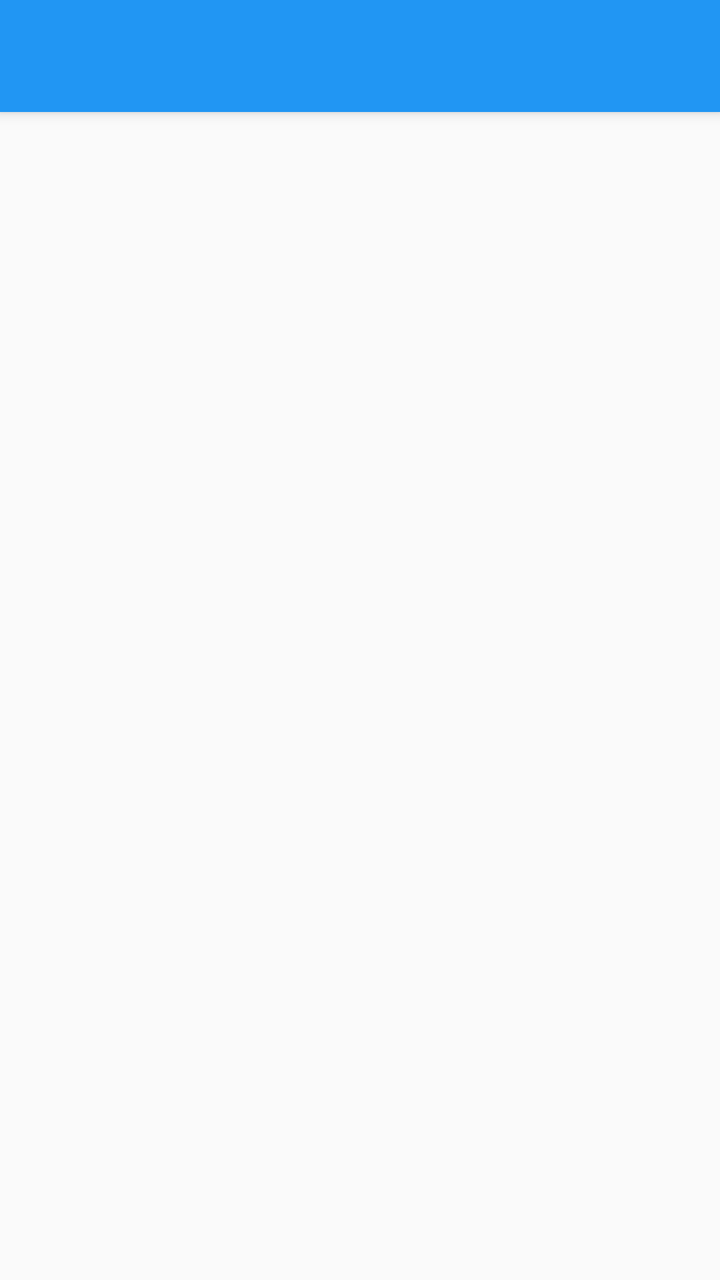
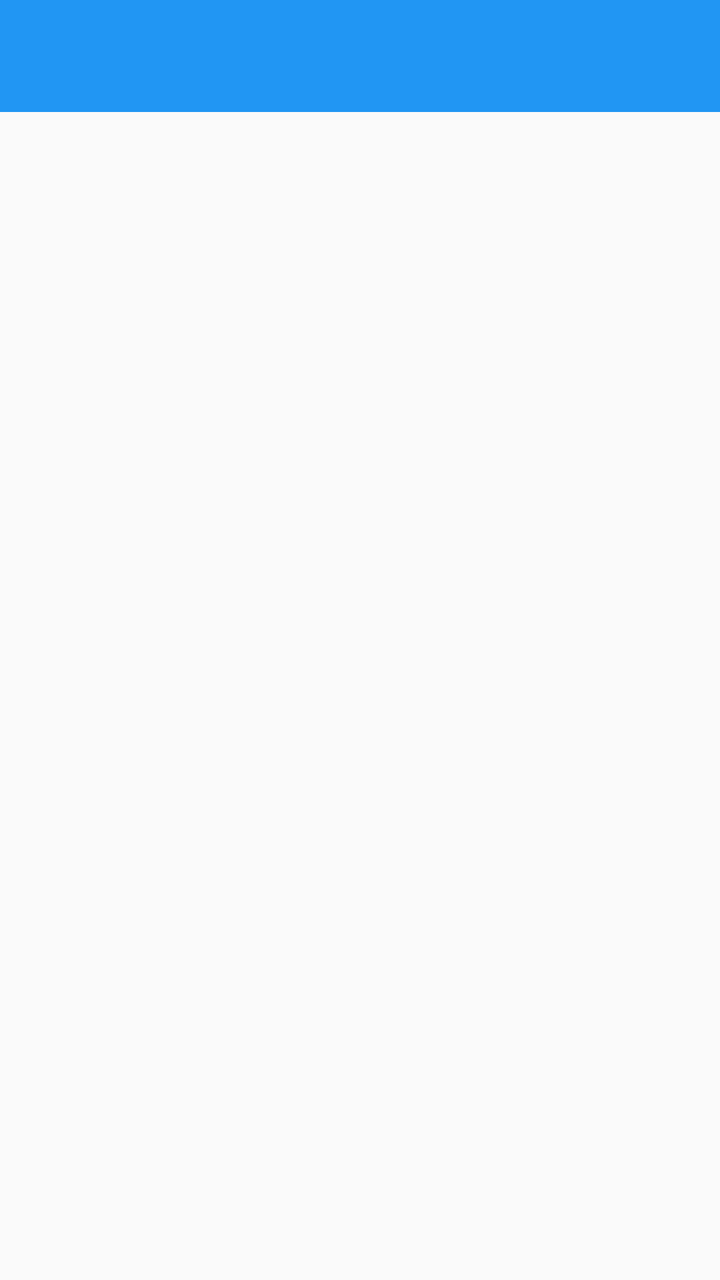

The first picture is an Android layout as it rendered before a commit; the second is the same layout after the commit. The layout source and the unified diff follow.
<!-- AndroidManifest.xml: application theme Theme.DSub2000.Light -->
<!-- res/layout/settings_activity.xml -->
<LinearLayout xmlns:android="http://schemas.android.com/apk/res/android"
			  xmlns:app="http://schemas.android.com/apk/res-auto"
	android:layout_width="match_parent"
	android:layout_height="match_parent"
	android:orientation="vertical">

	<androidx.appcompat.widget.Toolbar
		android:id="@+id/main_toolbar"
		android:layout_height="?attr/actionBarSize"
		android:layout_width="match_parent"
		android:background="?attr/actionbarBackgroundColor"
		android:elevation="4dp"
		android:theme="?attr/actionbarThemeStyle"
		app:popupTheme="?attr/actionbarPopupStyle"/>

	<FrameLayout
		android:id="@+id/fragment_container"
		android:layout_width="match_parent"
		android:layout_height="0dp"
		android:layout_weight="1"/>
</LinearLayout>
<!-- resources referenced by this layout -->
<resources>
  <style name="Theme.DSub2000.Light" parent="Theme.DSub2000.Light.Base">
  	</style>
  <color name="lightElement">#A0000000</color>
  <color name="darkElement">#F8F8F8</color>
  <!-- drawable media_backward (drawable) -->
  <vector android:height="24dp"
      android:viewportHeight="24.0" android:viewportWidth="24.0"
      android:width="24dp" xmlns:android="http://schemas.android.com/apk/res/android">
      <path android:fillColor="?attr/element_color" android:pathData="M6,6h2v12L6,18zM9.5,12l8.5,6L18,6z"/>
  </vector>
  <!-- drawable media_forward (drawable) -->
  <vector android:height="24dp"
      android:viewportHeight="24.0" android:viewportWidth="24.0"
      android:width="24dp" xmlns:android="http://schemas.android.com/apk/res/android">
      <path android:fillColor="?attr/element_color" android:pathData="M6,18l8.5,-6L6,6v12zM16,6v12h2V6h-2z"/>
  </vector>
  <!-- drawable media_pause (drawable) -->
  <vector android:height="24dp"
      android:viewportHeight="24.0" android:viewportWidth="24.0"
      android:width="24dp" xmlns:android="http://schemas.android.com/apk/res/android">
      <path android:fillColor="?attr/element_color" android:pathData="M6,19h4L10,5L6,5v14zM14,5v14h4L18,5h-4z"/>
  </vector>
  <!-- drawable media_start (drawable) -->
  <vector android:height="24dp"
      android:viewportHeight="24.0" android:viewportWidth="24.0"
      android:width="24dp" xmlns:android="http://schemas.android.com/apk/res/android">
      <path android:fillColor="?attr/element_color" android:pathData="M8,5v14l11,-7z"/>
  </vector>
  <!-- drawable media_stop (drawable) -->
  <vector android:height="24dp"
      android:viewportHeight="24.0" android:viewportWidth="24.0"
      android:width="24dp" xmlns:android="http://schemas.android.com/apk/res/android">
      <path android:fillColor="?attr/element_color" android:pathData="M6,6h12v12H6z"/>
  </vector>
  <!-- drawable actionbar_media_start (drawable) -->
  <vector android:height="24dp"
      android:viewportHeight="24.0" android:viewportWidth="24.0"
      android:width="24dp" xmlns:android="http://schemas.android.com/apk/res/android">
      <path android:fillColor="?attr/actionbar_element_color" android:pathData="M8,5v14l11,-7z"/>
  </vector>
  <!-- drawable actionbar_media_stop (drawable) -->
  <vector android:height="24dp"
      android:viewportHeight="24.0" android:viewportWidth="24.0"
      android:width="24dp" xmlns:android="http://schemas.android.com/apk/res/android">
      <path android:fillColor="?attr/actionbar_element_color" android:pathData="M6,6h12v12H6z"/>
  </vector>
  <!-- drawable ic_menu_chat_send (drawable) -->
  <vector android:height="24dp"
      android:viewportHeight="24.0" android:viewportWidth="24.0"
      android:width="24dp" xmlns:android="http://schemas.android.com/apk/res/android">
      <path android:fillColor="?attr/element_color" android:pathData="M2.01,21L23,12 2.01,3 2,10l15,2 -15,2z"/>
  </vector>
  <!-- drawable ic_action_add (drawable) -->
  <vector android:height="24dp" 
      android:viewportHeight="24.0" android:viewportWidth="24.0"
      android:width="24dp" xmlns:android="http://schemas.android.com/apk/res/android">
      <path android:fillColor="?attr/element_color" android:pathData="M19,13h-6v6h-2v-6H5v-2h6V5h2v6h6v2z"/>
  </vector>
  <!-- drawable playing (drawable) -->
  <vector android:alpha="0.8" android:height="24dp"
      android:viewportHeight="24.0" android:viewportWidth="24.0"
      android:width="24dp" xmlns:android="http://schemas.android.com/apk/res/android">
      <path android:fillColor="?attr/element_color" android:pathData="M8,5v14l11,-7z"/>
  </vector>
  <style name="DSub2000.DrawerArrow" parent="Widget.AppCompat.DrawerArrowToggle">
  		<item name="spinBars">true</item>
  	</style>
  <color name="lightPrimary">#2196f3</color>
  <color name="lightPrimaryDark">#1e88e5</color>
  <color name="lightAccent">#448aff</color>
  <style name="DarkSpinnerItem" parent="Widget.AppCompat.TextView.SpinnerItem">
  		<item name="android:textColor">?android:attr/textColorPrimaryInverse</item>
  	</style>
  <dimen name="Card.Radius">4dp</dimen>
  <!-- unchanged entries left out for length: 45 -->
</resources>

<!-- the commit's change to res/layout/settings_activity.xml (unified diff, before → after) -->
@@ -9,7 +9,7 @@
 		android:layout_height="?attr/actionBarSize"
 		android:layout_width="match_parent"
 		android:background="?attr/actionbarBackgroundColor"
-		android:elevation="4dp"
+		android:elevation="0dp"
 		android:theme="?attr/actionbarThemeStyle"
 		app:popupTheme="?attr/actionbarPopupStyle"/>
 
